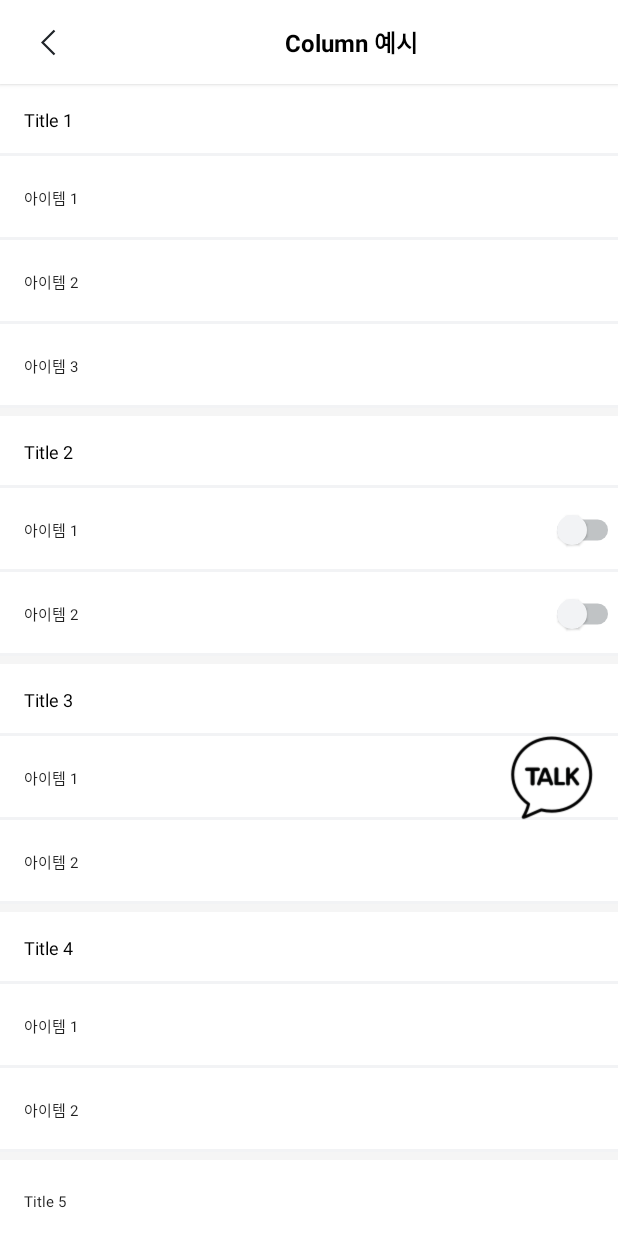
After one commit to iamheesoo/compose-core, an Android app built with Jetpack Compose: the composable ColumnSampleScreen shown on its own in the app's theme, on a phone screen of 412 x 824 dp. The commit adds this screen. Run offline under Robolectric (Android 15) with nearby library versions, the phone set to English and light mode, and no system bars.

Commit message:
[Add] material3->material로 변경 및 ColumnSampleScreen 추가

```diff
--- a/app/build.gradle
+++ b/app/build.gradle
@@ -53,7 +53,7 @@ dependencies {
     implementation 'androidx.activity:activity-compose:1.3.1'
     implementation "androidx.compose.ui:ui:$compose_version"
     implementation "androidx.compose.ui:ui-tooling-preview:$compose_version"
-    implementation 'androidx.compose.material3:material3:1.0.0-alpha11'
+    implementation "androidx.compose.material:material:$compose_version"
     testImplementation 'junit:junit:4.13.2'
     androidTestImplementation 'androidx.test.ext:junit:1.1.5'
     androidTestImplementation 'androidx.test.espresso:espresso-core:3.5.1'
--- a/app/src/main/java/com/example/composecore/MainActivity.kt
+++ b/app/src/main/java/com/example/composecore/MainActivity.kt
@@ -6,6 +6,7 @@ import androidx.activity.compose.setContent
 import androidx.navigation.compose.NavHost
 import androidx.navigation.compose.composable
 import androidx.navigation.compose.rememberNavController
+import com.example.composecore.screen.ColumnSampleScreen
 import com.example.composecore.screen.MainScreen
 import com.example.composecore.screen.WebScreen
 import com.example.composecore.ui.theme.ComposeCoreTheme
@@ -24,6 +25,7 @@ class MainActivity : ComponentActivity() {
                             when (navigation) {
                                 Navigation.MAIN -> MainScreen(navController = navController)
                                 Navigation.WEB -> WebScreen()
+                                Navigation.COLUMN_SAMPLE -> ColumnSampleScreen(navController = navController)
                             }
                         }
                     }
--- /dev/null
+++ b/app/src/main/java/com/example/composecore/screen/ColumnSampleScreen.kt
@@ -0,0 +1,250 @@
+package com.example.composecore.screen
+
+import android.annotation.SuppressLint
+import android.content.Context
+import android.widget.Toast
+import androidx.compose.foundation.Image
+import androidx.compose.foundation.background
+import androidx.compose.foundation.clickable
+import androidx.compose.foundation.layout.Box
+import androidx.compose.foundation.layout.Column
+import androidx.compose.foundation.layout.Row
+import androidx.compose.foundation.layout.fillMaxSize
+import androidx.compose.foundation.layout.fillMaxWidth
+import androidx.compose.foundation.layout.height
+import androidx.compose.foundation.layout.padding
+import androidx.compose.foundation.layout.size
+import androidx.compose.foundation.layout.wrapContentSize
+import androidx.compose.material.TopAppBar
+import androidx.compose.foundation.rememberScrollState
+import androidx.compose.foundation.verticalScroll
+import androidx.compose.material.Divider
+import androidx.compose.material.Scaffold
+import androidx.compose.material.Switch
+import androidx.compose.material.SwitchDefaults
+import androidx.compose.material.Text
+import androidx.compose.runtime.Composable
+import androidx.compose.runtime.getValue
+import androidx.compose.runtime.mutableStateOf
+import androidx.compose.runtime.remember
+import androidx.compose.runtime.setValue
+import androidx.compose.ui.Alignment
+import androidx.compose.ui.Modifier
+import androidx.compose.ui.graphics.Color
+import androidx.compose.ui.layout.ContentScale
+import androidx.compose.ui.res.colorResource
+import androidx.compose.ui.res.painterResource
+import androidx.compose.ui.text.font.FontWeight
+import androidx.compose.ui.text.style.TextAlign
+import androidx.compose.ui.text.style.TextDecoration
+import androidx.compose.ui.tooling.preview.Preview
+import androidx.compose.ui.unit.dp
+import androidx.compose.ui.unit.sp
+import androidx.navigation.NavController
+import com.example.composecore.R
+
+
+@SuppressLint("UnusedMaterialScaffoldPaddingParameter")
+@Composable
+fun ColumnSampleScreen(navController: NavController) {
+    Scaffold(
+        topBar = {
+            TopBar(
+                backIconClick = { navController.popBackStack() }
+            )
+        },
+        content = { paddingValues ->
+            SettingColumn()
+        }
+    )
+}
+
+@Preview
+@Composable
+fun TopBar(backIconClick: () -> Unit = {}) {
+    TopAppBar(
+        backgroundColor = colorResource(id = R.color.white),
+        elevation = 2.dp
+    ) {
+        Row(
+            modifier = Modifier
+                .fillMaxWidth()
+                .background(color = colorResource(id = R.color.white))
+                .height(height = 56.dp),
+            verticalAlignment = Alignment.CenterVertically
+        ) {
+            Image(
+                painter = painterResource(id = R.drawable.ic_icon_back),
+                contentDescription = null,
+                modifier = Modifier
+                    .size(56.dp)
+                    .clickable {
+                        backIconClick.invoke()
+                    },
+                contentScale = ContentScale.Inside
+            )
+            Text(
+                text = "Column 예시",
+                fontSize = 16.sp,
+                fontWeight = FontWeight.Bold,
+                color = colorResource(id = R.color.black),
+                modifier = Modifier
+                    .fillMaxWidth(),
+                textAlign = TextAlign.Center
+            )
+        }
+    }
+}
+
+@Composable
+fun SettingColumn() {
+    var scrollState = rememberScrollState()
+
+    Column(
+        modifier = Modifier
+            .fillMaxSize()
+            .verticalScroll(scrollState)
+    ) {
+        SettingItemTitle(text = "Title 1")
+        SettingItemValue(text = "아이템 1")
+        SettingItemValue(text = "아이템 2")
+        SettingItemValue(text = "아이템 3")
+        SettingItemViewLine()
+
+        SettingItemTitle(text = "Title 2")
+        SettingItemValue(text = "아이템 1", isSwitchVisible = true)
+        SettingItemValue(text = "아이템 2", isSwitchVisible = true)
+        SettingItemViewLine()
+
+        SettingItemTitle(text = "Title 3")
+        SettingItemValue(text = "아이템 1", isKakaoIconVisible = true)
+        SettingItemValue(text = "아이템 2")
+        SettingItemViewLine()
+
+        SettingItemTitle(text = "Title 4")
+        SettingItemValue(text = "아이템 1")
+        SettingItemValue(text = "아이템 2")
+        SettingItemViewLine()
+
+        SettingItemValue(text = "Title 5")
+
+        SettingItemUnregister()
+    }
+}
+
+@Composable
+fun SettingItemTitle(text: String) {
+    Box(
+        modifier = Modifier
+            .fillMaxWidth()
+            .height(48.dp)
+            .background(colorResource(id = R.color.white)),
+    ) {
+        Text(
+            text = text,
+            modifier = Modifier
+                .wrapContentSize()
+                .padding(start = 16.dp)
+                .align(Alignment.CenterStart),
+            color = colorResource(id = R.color.black),
+            fontSize = 12.sp
+        )
+        Divider(
+            color = colorResource(id = R.color.gray_20),
+            thickness = 2.dp,
+            modifier = Modifier
+                .align(Alignment.BottomCenter)
+        )
+    }
+}
+
+@Composable
+fun SettingItemValue(text: String, isSwitchVisible: Boolean = false, isKakaoIconVisible: Boolean = false) {
+    var isChecked by remember {
+        mutableStateOf(false)
+    }
+
+    Box(
+        modifier = Modifier
+            .fillMaxWidth()
+            .height(56.dp)
+            .background(colorResource(id = R.color.white))
+    ) {
+        Text(
+            text = text,
+            modifier = Modifier
+                .padding(start = 16.dp)
+                .align(Alignment.CenterStart),
+            fontSize = 10.sp
+        )
+        Divider(
+            color = colorResource(id = R.color.gray_20),
+            thickness = 2.dp,
+            modifier = Modifier
+                .align(Alignment.BottomCenter)
+        )
+
+        when {
+            isSwitchVisible -> {
+                Switch(
+                    checked = isChecked,
+                    onCheckedChange = { isChecked = it },
+                    colors = SwitchDefaults.colors(
+                        checkedThumbColor = colorResource(id = R.color.gray_100),
+                        uncheckedThumbColor = colorResource(id = R.color.gray_20),
+                        checkedTrackColor = colorResource(id = R.color.gray_90),
+                        uncheckedTrackColor = colorResource(id = R.color.gray_80)
+                    ),
+//                    interactionSource = remember { DisabledInteractionSource() },
+                    modifier = Modifier
+                        .align(Alignment.CenterEnd)
+                )
+            }
+            isKakaoIconVisible -> {
+                Image(
+                    painter = painterResource(id = R.drawable.ic_icon_talk),
+                    contentDescription = null,
+                    modifier = Modifier
+                        .padding(end = 16.dp)
+                        .align(Alignment.CenterEnd)
+                )
+            }
+            else -> {}
+        }
+    }
+}
+
+@Composable
+fun SettingItemViewLine() {
+    Divider(
+        color = Color(0xFFF5F5F5),
+        thickness = 5.dp
+    )
+}
+
+@Preview
+@Composable
+fun SettingItemUnregister() {
+    Box(
+        modifier = Modifier
+            .fillMaxWidth()
+            .height(56.dp)
+            .background(colorResource(id = R.color.g50))
+            .padding(start = 18.dp)
+    ) {
+        Text(
+            text = "탈퇴하기",
+            fontSize = 10.sp,
+            color = colorResource(id = R.color.steel),
+            textDecoration = TextDecoration.Underline,
+            modifier = Modifier
+                .wrapContentSize()
+                .align(Alignment.CenterStart),
+        )
+    }
+
+}
+
+fun showToast(context: Context, message: String) {
+    Toast.makeText(context, message, Toast.LENGTH_SHORT).show()
+}
--- a/app/src/main/java/com/example/composecore/screen/MainScreen.kt
+++ b/app/src/main/java/com/example/composecore/screen/MainScreen.kt
@@ -6,11 +6,11 @@ import androidx.compose.foundation.layout.fillMaxWidth
 import androidx.compose.foundation.layout.height
 import androidx.compose.foundation.layout.padding
 import androidx.compose.foundation.lazy.LazyColumn
-import androidx.compose.material3.Text
 import androidx.compose.runtime.Composable
 import com.example.composecore.ui.theme.Navigation
 import androidx.compose.foundation.lazy.items
-import androidx.compose.material3.Divider
+import androidx.compose.material.Divider
+import androidx.compose.material.Text
 import androidx.compose.ui.Alignment
 import androidx.compose.ui.Modifier
 import androidx.compose.ui.platform.LocalContext
@@ -55,7 +55,7 @@ fun MainItem(title: String, onClick: (() -> Unit)) {
         )
 
         Divider(
-            color = colorResource(id = R.color.gray_solitude),
+            color = colorResource(id = R.color.gray_20),
             thickness = 2.dp,
             modifier = Modifier
                 .align(Alignment.BottomCenter)
--- a/app/src/main/java/com/example/composecore/ui/theme/NavigationUtils.kt
+++ b/app/src/main/java/com/example/composecore/ui/theme/NavigationUtils.kt
@@ -2,5 +2,6 @@ package com.example.composecore.ui.theme
 
 enum class Navigation {
     MAIN,
-    WEB
+    WEB,
+    COLUMN_SAMPLE,
 }
--- /dev/null
+++ b/app/src/main/java/com/example/composecore/ui/theme/Shape.kt
@@ -0,0 +1,11 @@
+package com.example.composecore.ui.theme
+
+import androidx.compose.foundation.shape.RoundedCornerShape
+import androidx.compose.material.Shapes
+import androidx.compose.ui.unit.dp
+
+val Shapes = Shapes(
+    small = RoundedCornerShape(4.dp),
+    medium = RoundedCornerShape(4.dp),
+    large = RoundedCornerShape(0.dp)
+)
--- a/app/src/main/java/com/example/composecore/ui/theme/Theme.kt
+++ b/app/src/main/java/com/example/composecore/ui/theme/Theme.kt
@@ -1,30 +1,21 @@
 package com.example.composecore.ui.theme
 
-import android.app.Activity
-import android.os.Build
 import androidx.compose.foundation.isSystemInDarkTheme
-import androidx.compose.material3.MaterialTheme
-import androidx.compose.material3.darkColorScheme
-import androidx.compose.material3.dynamicDarkColorScheme
-import androidx.compose.material3.dynamicLightColorScheme
-import androidx.compose.material3.lightColorScheme
+import androidx.compose.material.MaterialTheme
+import androidx.compose.material.darkColors
+import androidx.compose.material.lightColors
 import androidx.compose.runtime.Composable
-import androidx.compose.runtime.SideEffect
-import androidx.compose.ui.graphics.toArgb
-import androidx.compose.ui.platform.LocalContext
-import androidx.compose.ui.platform.LocalView
-import androidx.core.view.ViewCompat
 
-private val DarkColorScheme = darkColorScheme(
+private val DarkColorScheme = darkColors(
     primary = Purple80,
     secondary = PurpleGrey80,
-    tertiary = Pink80
+    primaryVariant = Pink80
 )
 
-private val LightColorScheme = lightColorScheme(
+private val LightColorScheme = lightColors(
     primary = Purple40,
     secondary = PurpleGrey40,
-    tertiary = Pink40
+    primaryVariant = Pink40
 
     /* Other default colors to override
     background = Color(0xFFFFFBFE),
@@ -44,25 +35,16 @@ fun ComposeCoreTheme(
     dynamicColor: Boolean = true,
     content: @Composable () -> Unit
 ) {
-    val colorScheme = when {
-        dynamicColor && Build.VERSION.SDK_INT >= Build.VERSION_CODES.S -> {
-            val context = LocalContext.current
-            if (darkTheme) dynamicDarkColorScheme(context) else dynamicLightColorScheme(context)
-        }
-        darkTheme -> DarkColorScheme
-        else -> LightColorScheme
-    }
-    val view = LocalView.current
-    if (!view.isInEditMode) {
-        SideEffect {
-            (view.context as Activity).window.statusBarColor = colorScheme.primary.toArgb()
-            ViewCompat.getWindowInsetsController(view)?.isAppearanceLightStatusBars = darkTheme
-        }
+    val colors = if (darkTheme) {
+        DarkColorScheme
+    } else {
+        LightColorScheme
     }
 
     MaterialTheme(
-        colorScheme = colorScheme,
+        colors = colors,
         typography = Typography,
+        shapes = Shapes,
         content = content
     )
 }
--- a/app/src/main/java/com/example/composecore/ui/theme/Type.kt
+++ b/app/src/main/java/com/example/composecore/ui/theme/Type.kt
@@ -1,6 +1,6 @@
 package com.example.composecore.ui.theme
 
-import androidx.compose.material3.Typography
+import androidx.compose.material.Typography
 import androidx.compose.ui.text.TextStyle
 import androidx.compose.ui.text.font.FontFamily
 import androidx.compose.ui.text.font.FontWeight
@@ -8,27 +8,21 @@ import androidx.compose.ui.unit.sp
 
 // Set of Material typography styles to start with
 val Typography = Typography(
-    bodyLarge = TextStyle(
+    body1 = TextStyle(
         fontFamily = FontFamily.Default,
         fontWeight = FontWeight.Normal,
-        fontSize = 16.sp,
-        lineHeight = 24.sp,
-        letterSpacing = 0.5.sp
+        fontSize = 16.sp
     )
     /* Other default text styles to override
-    titleLarge = TextStyle(
+    button = TextStyle(
+        fontFamily = FontFamily.Default,
+        fontWeight = FontWeight.W500,
+        fontSize = 14.sp
+    ),
+    caption = TextStyle(
         fontFamily = FontFamily.Default,
         fontWeight = FontWeight.Normal,
-        fontSize = 22.sp,
-        lineHeight = 28.sp,
-        letterSpacing = 0.sp
-    ),
-    labelSmall = TextStyle(
-        fontFamily = FontFamily.Default,
-        fontWeight = FontWeight.Medium,
-        fontSize = 11.sp,
-        lineHeight = 16.sp,
-        letterSpacing = 0.5.sp
+        fontSize = 12.sp
     )
     */
 )
--- /dev/null
+++ b/app/src/main/res/drawable/ic_icon_back.xml
@@ -0,0 +1,12 @@
+<vector xmlns:android="http://schemas.android.com/apk/res/android"
+    android:width="10dp"
+    android:height="18dp"
+    android:viewportWidth="10"
+    android:viewportHeight="18">
+    <path
+        android:pathData="M9,1L1,9 9,17"
+        android:strokeWidth="1.5"
+        android:fillColor="#00000000"
+        android:strokeColor="#202429"
+        android:fillType="evenOdd"/>
+</vector>
--- a/app/src/main/res/values/colors.xml
+++ b/app/src/main/res/values/colors.xml
@@ -7,5 +7,16 @@
     <color name="teal_700">#FF018786</color>
     <color name="black">#FF000000</color>
     <color name="white">#FFFFFFFF</color>
-    <color name="gray_solitude">#FFF2F3F5</color>
+    <color name="mercury">#E1E1E1</color>
+    <color name="gray_20">#F2F3F5</color>
+    <color name="gray">#ACB3BD</color>
+    <color name="steel">#84868C</color>
+    <color name="g50">#f8f9fb</color>
+    <color name="gray_30">#E4E6E9</color>
+    <color name="gray_40">#CFD2D7</color>
+    <color name="gray_60">#989CA1</color>
+    <color name="gray_80">#5B6166</color>
+    <color name="gray_90">#3E4145</color>
+    <color name="gray_100">#202429</color>
+    <color name="primary100">#1E2125</color>
 </resources>
```
Also changed, not shown: app/src/main/res/drawable/ic_icon_talk.png (added).
